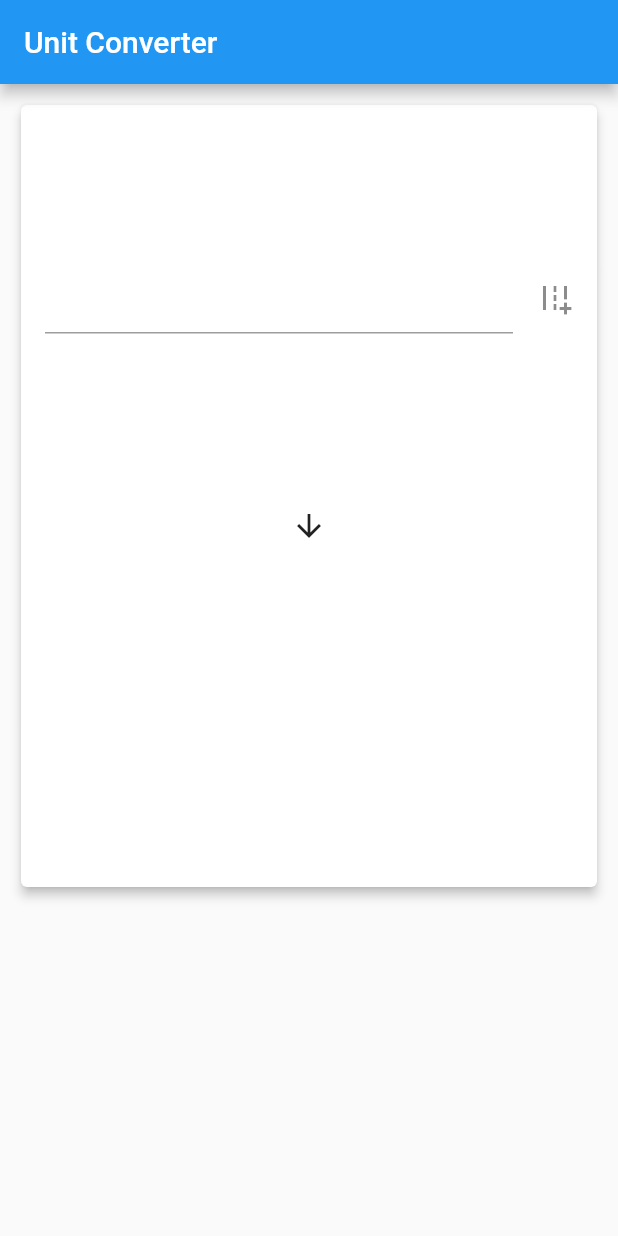
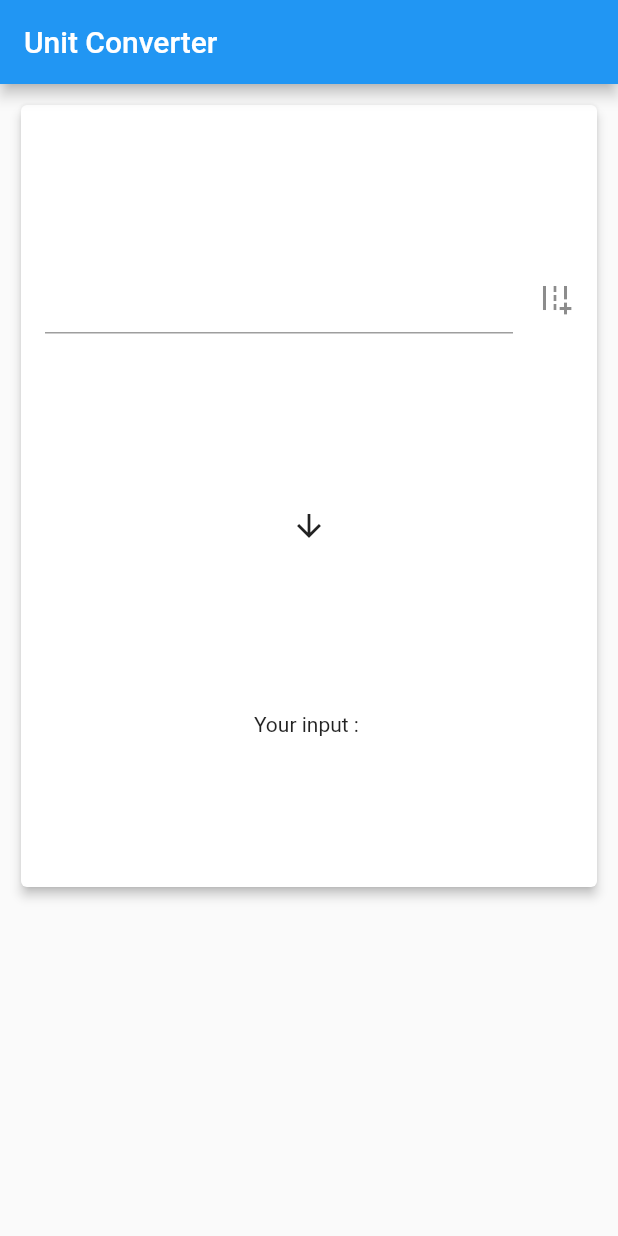
Before and after one commit to Rakibul25/unit_converter, a Flutter app: the screen it shows after launch, on a phone screen of 412 x 824 dp. Run offline on Flutter 3.47's test engine with Material 2 defaults, Android fonts, the phone set to English and light mode, and no system bars.

Commit message:
this commit for testing github is working or not.

```diff
--- a/lib/main.dart
+++ b/lib/main.dart
@@ -53,7 +53,7 @@ class _UnitConverterState extends State<UnitConverter> {
                     });
                   },
                 ),
-                Text('$b')
+                Text('Your input : $b')
               ],
             ),
           ),
```
